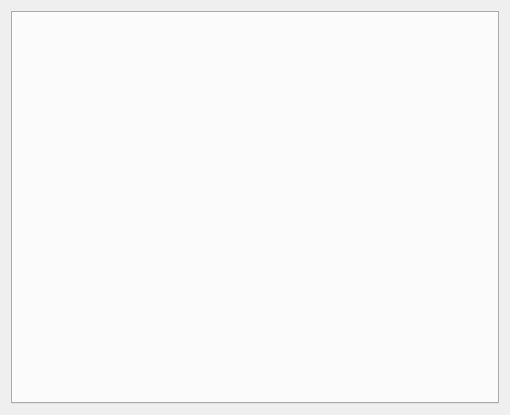
First picture: the form in cseasondetails.ui, repository birkeh/qtMultimediaDB, before the edit.
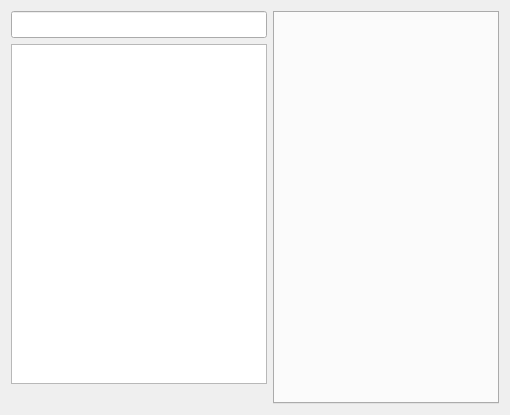
Second picture: the form after the edit.

```diff
--- a/cseasondetails.ui
+++ b/cseasondetails.ui
@@ -15,11 +15,50 @@
   </property>
   <layout class="QGridLayout" name="gridLayout">
    <item row="0" column="0">
+    <layout class="QHBoxLayout" name="horizontalLayout">
+     <item>
+      <layout class="QVBoxLayout" name="verticalLayout">
+       <item>
+        <widget class="QLineEdit" name="m_lpSeasonName">
+         <property name="font">
+          <font>
+           <pointsize>12</pointsize>
+           <weight>75</weight>
+           <bold>true</bold>
+          </font>
+         </property>
+         <property name="readOnly">
+          <bool>true</bool>
+         </property>
+        </widget>
+       </item>
+       <item>
+        <widget class="QTextEdit" name="m_lpSeasonOverview">
+         <property name="readOnly">
+          <bool>true</bool>
+         </property>
+        </widget>
+       </item>
+       <item>
+        <widget class="QLabel" name="m_lpSeasonPoster">
+         <property name="text">
+          <string/>
+         </property>
+         <property name="alignment">
+          <set>Qt::AlignCenter</set>
+         </property>
+        </widget>
+       </item>
+      </layout>
+     </item>
+     <item>
     <widget class="QTabWidget" name="m_lpDetailsEpisodeTab">
      <property name="currentIndex">
       <number>-1</number>
      </property>
     </widget>
+     </item>
+    </layout>
    </item>
   </layout>
  </widget>
```
Lines whose indentation alone changed are shown as unchanged.
